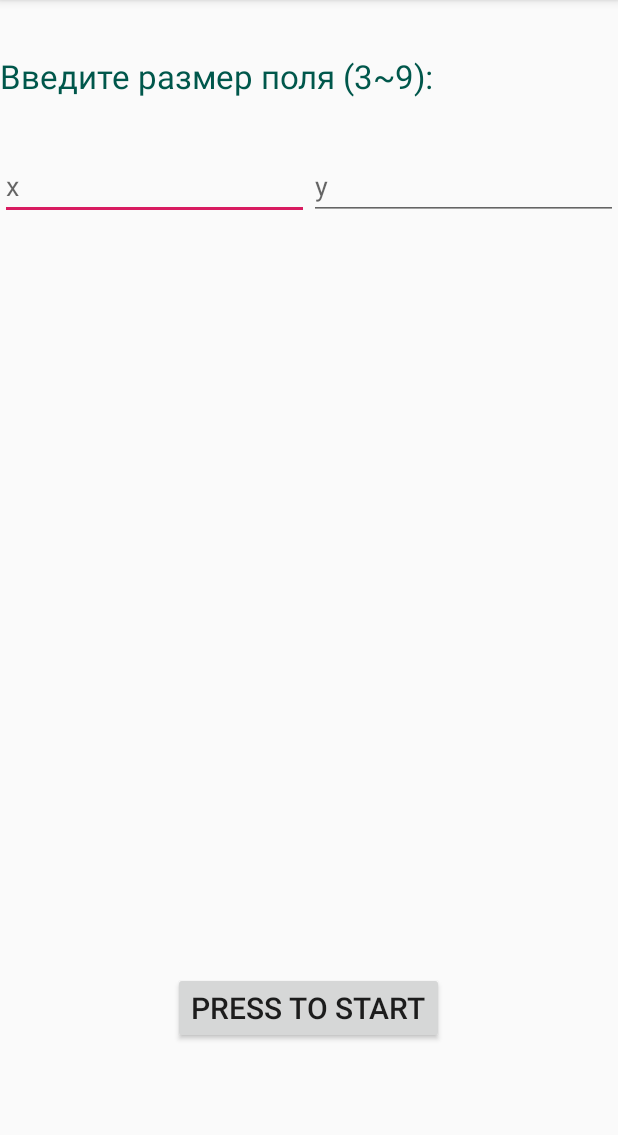
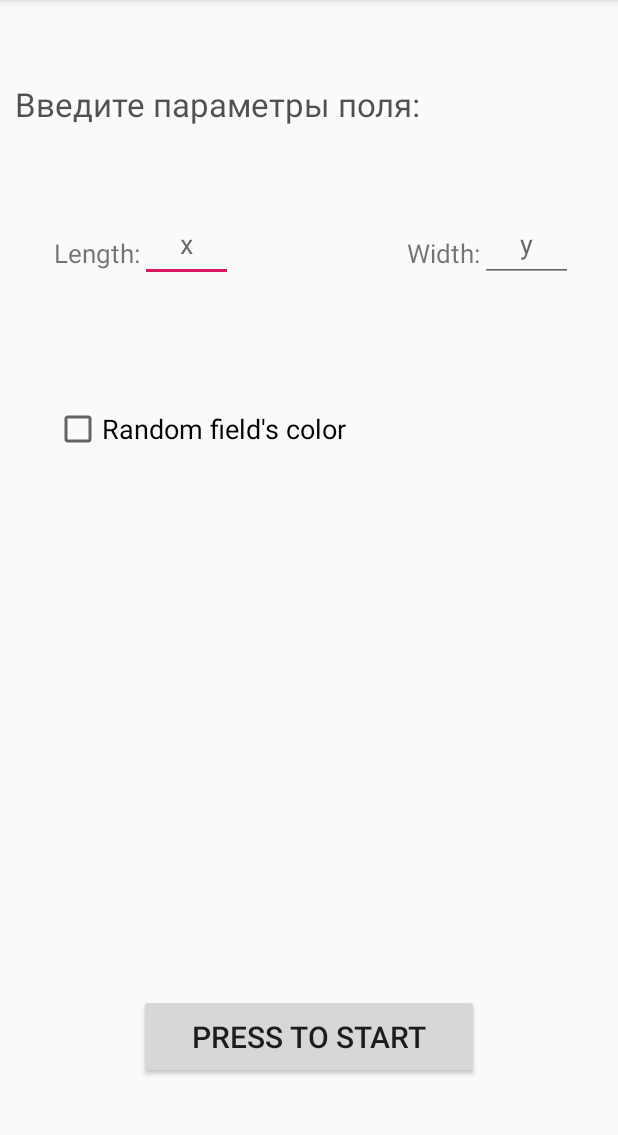
Before and after one commit to alekseeval/ColorTiles, an Android app: the screen it shows after launch (MainActivity), on a phone screen of 412 x 824 dp, the part 84-1219 px from its top. Run offline under Robolectric (Android 15) with nearby library versions, the phone set to English and light mode, and no system bars.

Commit message:
Redesign of main activity. Added field's color random generation checkBox.

```diff
--- a/app/src/main/java/com/example/colorgame/MainActivity.java
+++ b/app/src/main/java/com/example/colorgame/MainActivity.java
@@ -5,6 +5,7 @@ import androidx.appcompat.app.AppCompatActivity;
 import android.content.Intent;
 import android.os.Bundle;
 import android.view.View;
+import android.widget.CheckBox;
 import android.widget.EditText;
 import android.widget.Toast;
 
@@ -45,6 +46,12 @@ public class MainActivity extends AppCompatActivity {
             Intent intent = new Intent(this, gameActivity.class);
             intent.putExtra("x", xSize);
             intent.putExtra("y", ySize);
+            CheckBox checkbox = findViewById(R.id.checkBox);
+            if (checkbox.isChecked()){
+                intent.putExtra("randomGeneration", true);
+            }else{
+                intent.putExtra("randomGeneration", false);
+            }
             startActivity(intent);
         }
     }
--- a/app/src/main/java/com/example/colorgame/gameActivity.java
+++ b/app/src/main/java/com/example/colorgame/gameActivity.java
@@ -13,9 +13,12 @@ import android.view.View;
 import android.widget.LinearLayout;
 import android.widget.Toast;
 
+import java.util.Random;
+
 public class gameActivity extends AppCompatActivity {
 
     int xSize, ySize;
+    boolean randomGeneration;
     int lightColor, darkColor;
     View[][] allViews;
 
@@ -31,8 +34,10 @@ public class gameActivity extends AppCompatActivity {
 
         // Установка размера поля
         // Параметр получен из другйо активности
-        this.xSize = getIntent().getExtras().getInt("x");
-        this.ySize = getIntent().getExtras().getInt("y");
+        Intent cur = getIntent();
+        this.xSize = cur.getExtras().getInt("x");
+        this.ySize = cur.getExtras().getInt("y");
+        this.randomGeneration = cur.getExtras().getBoolean("randomGeneration");
 
         // Получение цветов поля
         Resources res = getResources();
@@ -59,10 +64,19 @@ public class gameActivity extends AppCompatActivity {
             for (int j = 0; j < this.ySize; j++){
                 View view = new View(this);
                 view.setLayoutParams(params);
-                if ((i+j)%2 == 0){
-                    view.setBackgroundColor(this.lightColor);
+                if (randomGeneration){
+                    Random r = new Random();
+                    if (r.nextInt(2) == 0){
+                        view.setBackgroundColor(this.lightColor);
+                    }else {
+                        view.setBackgroundColor(this.darkColor);
+                    }
                 }else {
-                    view.setBackgroundColor(this.darkColor);
+                    if ((i + j) % 2 == 0) {
+                        view.setBackgroundColor(this.lightColor);
+                    } else {
+                        view.setBackgroundColor(this.darkColor);
+                    }
                 }
                 layout.addView(view);
                 this.allViews[i][j] = view;
--- a/app/src/main/res/layout/activity_main.xml
+++ b/app/src/main/res/layout/activity_main.xml
@@ -1,71 +1,139 @@
 <?xml version="1.0" encoding="utf-8"?>
-<LinearLayout xmlns:android="http://schemas.android.com/apk/res/android"
+<androidx.constraintlayout.widget.ConstraintLayout xmlns:android="http://schemas.android.com/apk/res/android"
     xmlns:app="http://schemas.android.com/apk/res-auto"
     xmlns:tools="http://schemas.android.com/tools"
     android:layout_width="match_parent"
     android:layout_height="match_parent"
     android:orientation="vertical"
-    tools:context=".MainActivity">
-
-    <LinearLayout
-        android:layout_width="match_parent"
-        android:layout_height="match_parent"
-        android:orientation="vertical"
-        android:layout_weight="0.5">
-
-        <LinearLayout
-            android:layout_width="match_parent"
-            android:layout_height="match_parent"
-            android:layout_weight="1.65">
+    tools:context=".MainActivity"
+    tools:layout_editor_absoluteY="81dp">
 
     <TextView
-                android:layout_width="match_parent"
+        android:id="@+id/enterSizeTextView"
+        android:layout_width="0dp"
         android:layout_height="wrap_content"
+        android:layout_gravity="center_vertical"
         android:text="@string/enterValues"
+        android:textColor="@color/black"
         android:textSize="22sp"
-                android:layout_gravity="center_vertical"
-                android:textColor="@color/colorPrimaryDark"/>
-
-        </LinearLayout>
-
-        <LinearLayout
-            android:layout_width="match_parent"
-            android:layout_height="match_parent"
-            android:orientation="horizontal"
-            android:layout_weight="0.35">
+        app:layout_constraintBottom_toTopOf="@+id/guideline3"
+        app:layout_constraintDimensionRatio=""
+        app:layout_constraintEnd_toEndOf="parent"
+        app:layout_constraintStart_toStartOf="parent"
+        app:layout_constraintTop_toTopOf="parent"
+        app:layout_constraintWidth_percent="0.95" />
 
     <EditText
-                android:layout_width="match_parent"
-                android:layout_height="wrap_content"
+        android:id="@+id/xSize"
+        android:layout_width="0dp"
+        android:layout_height="0dp"
         android:layout_weight="1"
+        android:gravity="center"
+        android:hint="x"
         android:inputType="number"
-                android:hint="x"
-                android:id="@+id/xSize"/>
+        app:layout_constraintDimensionRatio="w,4:5"
+        app:layout_constraintEnd_toStartOf="@+id/guideline2"
+        app:layout_constraintHorizontal_bias="0.645"
+        app:layout_constraintStart_toStartOf="parent"
+        app:layout_constraintTop_toTopOf="@+id/guideline3"
+        app:layout_constraintWidth_percent="0.15" />
+
     <EditText
-                android:layout_width="match_parent"
-                android:layout_height="wrap_content"
+        android:id="@+id/ySize"
+        android:layout_width="0dp"
+        android:layout_height="0dp"
         android:layout_weight="1"
+        android:gravity="center"
+        android:hint="y"
         android:inputType="number"
-                android:hint="y"
-                android:id="@+id/ySize"/>
-
-        </LinearLayout>
-
-    </LinearLayout>
-
-    <LinearLayout
-        android:layout_width="match_parent"
-        android:layout_height="match_parent"
-        android:layout_weight="1.5"
-        android:gravity="center">
+        app:layout_constraintDimensionRatio="5:4"
+        app:layout_constraintEnd_toEndOf="parent"
+        app:layout_constraintHorizontal_bias="0.79"
+        app:layout_constraintStart_toStartOf="@+id/guideline2"
+        app:layout_constraintTop_toTopOf="@+id/guideline3"
+        app:layout_constraintWidth_percent="0.15" />
 
     <Button
+        android:id="@+id/press_to_start_button"
+        android:layout_width="0dp"
+        android:layout_height="0dp"
+        android:onClick="onClick"
+        android:text="@string/pressToStart"
+        android:textSize="20sp"
+        app:layout_constraintBottom_toBottomOf="parent"
+        app:layout_constraintDimensionRatio="4:1"
+        app:layout_constraintEnd_toEndOf="parent"
+        app:layout_constraintStart_toStartOf="parent"
+        app:layout_constraintTop_toTopOf="@+id/guideline"
+        app:layout_constraintWidth_percent="0.55" />
+
+    <androidx.constraintlayout.widget.Guideline
+        android:id="@+id/guideline"
         android:layout_width="wrap_content"
         android:layout_height="wrap_content"
-            android:text="@string/pressToStart"
-            android:onClick="onClick"
-            android:textSize="20sp"/>
+        android:orientation="horizontal"
+        app:layout_constraintGuide_percent="0.8" />
 
-    </LinearLayout>
+    <androidx.constraintlayout.widget.Guideline
+        android:id="@+id/guideline2"
+        android:layout_width="wrap_content"
+        android:layout_height="wrap_content"
+        android:orientation="vertical"
+        app:layout_constraintGuide_percent="0.50121653" />
 
-</LinearLayout>
+    <androidx.constraintlayout.widget.Guideline
+        android:id="@+id/guideline3"
+        android:layout_width="wrap_content"
+        android:layout_height="wrap_content"
+        android:orientation="horizontal"
+        app:layout_constraintGuide_percent="0.18" />
+
+    <TextView
+        android:id="@+id/textViewLength"
+        android:layout_width="wrap_content"
+        android:layout_height="wrap_content"
+        android:gravity="center_vertical|right"
+        android:text="@string/len"
+        android:textSize="17sp"
+        app:layout_constraintBottom_toTopOf="@+id/guideline4"
+        app:layout_constraintEnd_toStartOf="@+id/xSize"
+        app:layout_constraintTop_toTopOf="@+id/guideline3" />
+
+    <TextView
+        android:id="@+id/textViewWidth"
+        android:layout_width="wrap_content"
+        android:layout_height="wrap_content"
+        android:gravity="center_vertical|right"
+        android:text="@string/width"
+        android:textSize="17sp"
+        app:layout_constraintBottom_toTopOf="@+id/guideline4"
+        app:layout_constraintDimensionRatio="2:1"
+        app:layout_constraintEnd_toStartOf="@+id/ySize"
+        app:layout_constraintTop_toTopOf="@+id/guideline3" />
+
+    <androidx.constraintlayout.widget.Guideline
+        android:id="@+id/guideline4"
+        android:layout_width="wrap_content"
+        android:layout_height="wrap_content"
+        android:orientation="horizontal"
+        app:layout_constraintGuide_percent="0.26" />
+
+    <CheckBox
+        android:id="@+id/checkBox"
+        android:layout_width="wrap_content"
+        android:layout_height="wrap_content"
+        android:textSize="18sp"
+        android:text="@string/textviewRandom"
+        app:layout_constraintBottom_toTopOf="@+id/guideline"
+        app:layout_constraintStart_toStartOf="@+id/guideline5"
+        app:layout_constraintTop_toTopOf="@+id/guideline4"
+        app:layout_constraintVertical_bias="0.183" />
+
+    <androidx.constraintlayout.widget.Guideline
+        android:id="@+id/guideline5"
+        android:layout_width="wrap_content"
+        android:layout_height="wrap_content"
+        android:orientation="vertical"
+        app:layout_constraintGuide_begin="36dp" />
+
+</androidx.constraintlayout.widget.ConstraintLayout>
--- a/app/src/main/res/values/colors.xml
+++ b/app/src/main/res/values/colors.xml
@@ -1,5 +1,6 @@
 <?xml version="1.0" encoding="utf-8"?>
 <resources>
+    <color name="black">#AE000000</color>
     <color name="colorPrimary">#008577</color>
     <color name="colorPrimaryDark">#00574B</color>
     <color name="colorAccent">#D81B60</color>
--- a/app/src/main/res/values/strings.xml
+++ b/app/src/main/res/values/strings.xml
@@ -1,5 +1,8 @@
 <resources>
     <string name="app_name">ColorGame</string>
     <string name="pressToStart">Press to start</string>
-    <string name="enterValues">Введите размер поля (3~9):</string>
+    <string name="enterValues">Введите параметры поля:</string>
+    <string name="len">Length: </string>
+    <string name="width">Width: </string>
+    <string name="textviewRandom">Random field\'s color</string>
 </resources>
```
Lines whose indentation alone changed are shown as unchanged.
